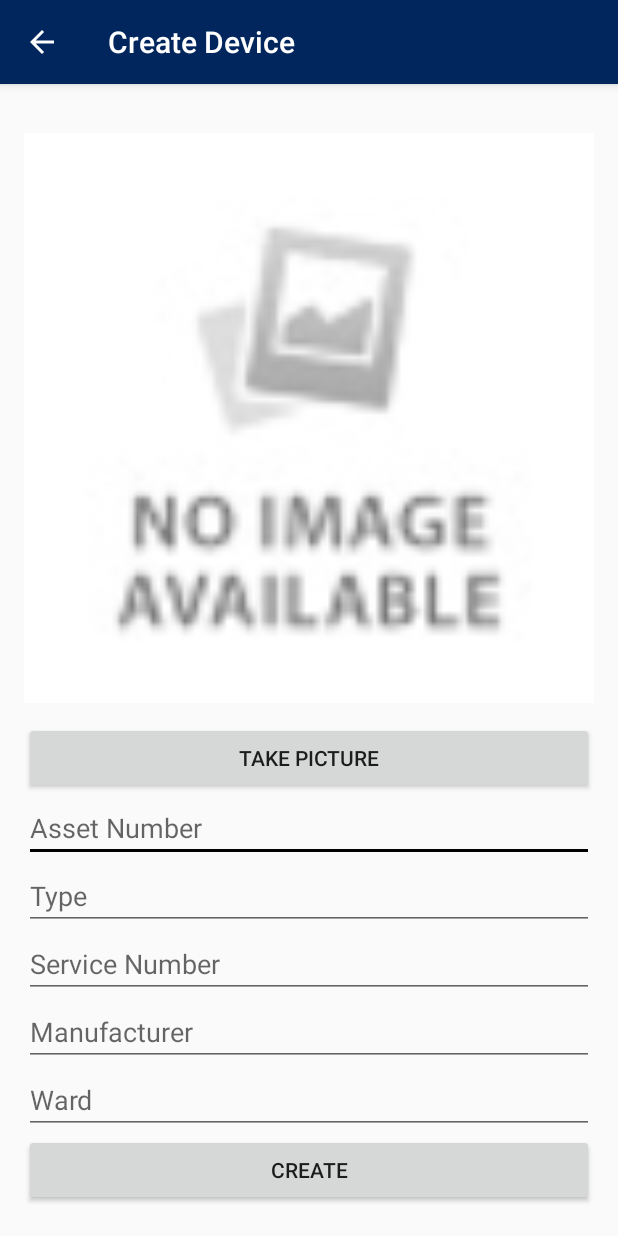
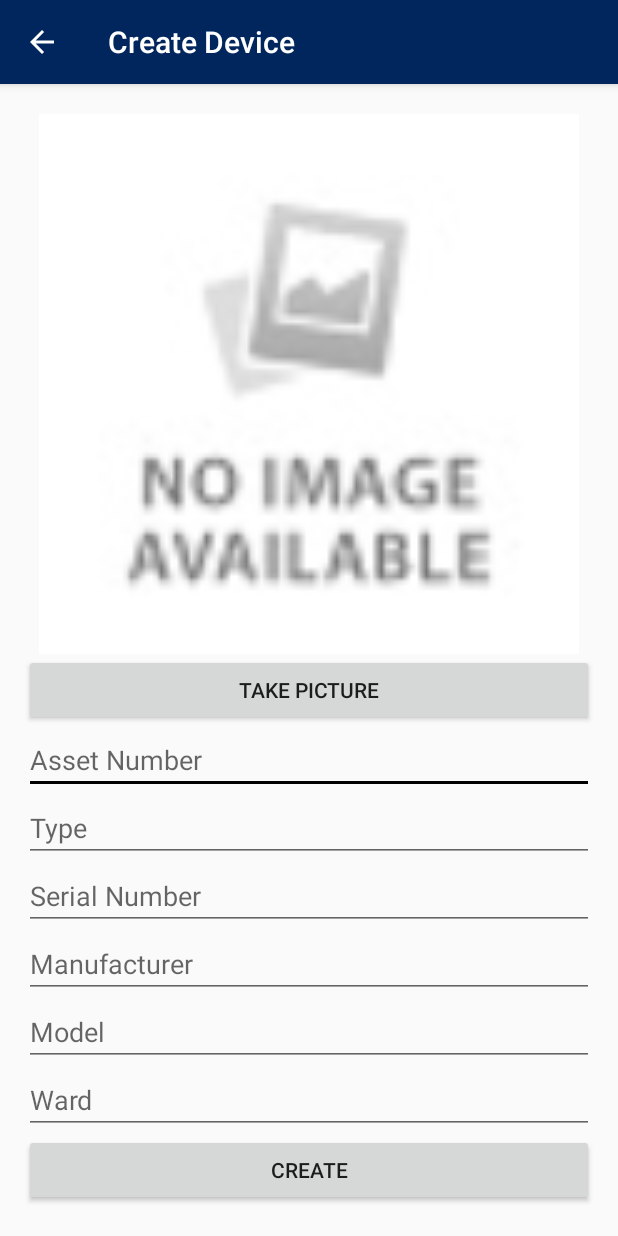
Before and after one commit to TechnologyWithoutBorders/Swift-App, an Android app: the NewDeviceActivity screen opened directly, with no data from a screen before it, after a tap on "CREATE", on a phone screen of 412 x 824 dp. Run offline under Robolectric (Android 15) with nearby library versions, the phone set to English and light mode, and no system bars; our stand-ins replace Volley; network calls fail.

Commit message:
implemented device creation

```diff
--- a/app/src/main/AndroidManifest.xml
+++ b/app/src/main/AndroidManifest.xml
@@ -41,7 +41,7 @@
         <activity android:name=".NewReportActivity" />
         <activity
             android:name=".AboutActivity"
-            android:label="About HSTest"
+            android:label="About Swift"
             android:parentActivityName=".MainActivity" />
         <activity android:name=".LoginActivity">
         <intent-filter>
--- a/app/src/main/java/ngo/teog/hstest/NewDeviceActivity.java
+++ b/app/src/main/java/ngo/teog/hstest/NewDeviceActivity.java
@@ -29,8 +29,9 @@ public class NewDeviceActivity extends AppCompatActivity {
 
     private EditText assetNumberField;
     private EditText typeField;
-    private EditText serviceNumberField;
+    private EditText serialNumberField;
     private EditText manufacturerField;
+    private EditText modelField;
     private EditText wardField;
 
     public final static char CR  = (char) 0x0D;
@@ -46,8 +47,9 @@ public class NewDeviceActivity extends AppCompatActivity {
 
         assetNumberField = findViewById(R.id.assetNumberText);
         typeField = findViewById(R.id.typeText);
-        serviceNumberField = findViewById(R.id.serviceNumberText);
+        serialNumberField = findViewById(R.id.serialNumberText);
         manufacturerField = findViewById(R.id.manufacturerText);
+        modelField = findViewById(R.id.modelText);
         wardField = findViewById(R.id.wardText);
 
         if(savedInstanceState != null) {
@@ -81,7 +83,7 @@ public class NewDeviceActivity extends AppCompatActivity {
         progressBar.setVisibility(View.VISIBLE);
 
         HospitalDevice device = new HospitalDevice(-1, assetNumberField.getText().toString(),
-                typeField.getText().toString(), serviceNumberField.getText().toString(), manufacturerField.getText().toString(), null);
+                typeField.getText().toString(), serialNumberField.getText().toString(), manufacturerField.getText().toString(), modelField.getText().toString(), null);
 
         RequestQueue queue = VolleyManager.getInstance(this).getRequestQueue();
 
--- a/app/src/main/java/ngo/teog/hstest/comm/RequestFactory.java
+++ b/app/src/main/java/ngo/teog/hstest/comm/RequestFactory.java
@@ -133,7 +133,18 @@ public class RequestFactory {
     }
 
     public DeviceCreationRequest createDeviceCreationRequest(Context context, View disable, View enable, final HospitalDevice device, final Bitmap bitmap, int hospital, String ward) {
-        return new DeviceCreationRequest(context, disable, enable) {
+
+        String url = DeviceCreationRequest.BASE_URL;
+
+        url = appendGETParameter(url, DeviceFilter.ASSET_NUMBER, device.getAssetNumber());
+        url = appendGETParameter(url, DeviceFilter.TYPE, device.getType());
+        url = appendGETParameter(url, DeviceFilter.SERVICE_NUMBER, device.getServiceNumber());
+        url = appendGETParameter(url, DeviceFilter.MANUFACTURER, device.getManufacturer());
+        url = appendGETParameter(url, DeviceFilter.MODEL, device.getModel());
+        url = appendGETParameter(url, "hospital_id", Integer.toString(hospital));
+        url = appendGETParameter(url, "ward", ward);
+
+        return new DeviceCreationRequest(context, url, disable, enable) {
             @Override
             protected Map<String, String> getParams() {
 
@@ -155,17 +166,17 @@ public class RequestFactory {
         };
     }
 
-    public class DeviceCreationRequest extends StringRequest {
+    public class DeviceCreationRequest extends JsonObjectRequest {
 
-        private static final String URL = "https://teog.virlep.de/devices.php?action=create";
+        private static final String BASE_URL = "https://teog.virlep.de/devices.php?action=create";
 
-        public DeviceCreationRequest(final Context context, final View disable, final View enable) {
-            super(Request.Method.POST, URL, new Response.Listener<String>() {
+        public DeviceCreationRequest(final Context context, final String url, final View disable, final View enable) {
+            super(Request.Method.POST, url, null, new Response.Listener<JSONObject>() {
                 @Override
-                public void onResponse(String response) {
+                public void onResponse(JSONObject response) {
                     disable.setVisibility(View.INVISIBLE);
                     enable.setVisibility(View.VISIBLE);
-                    Toast.makeText(context.getApplicationContext(), response, Toast.LENGTH_SHORT).show();
+                    //Toast.makeText(context.getApplicationContext(), response, Toast.LENGTH_SHORT).show();
                 }
             }, new Response.ErrorListener() {
                 @Override
--- a/app/src/main/java/ngo/teog/hstest/helpers/DeviceFilter.java
+++ b/app/src/main/java/ngo/teog/hstest/helpers/DeviceFilter.java
@@ -13,6 +13,7 @@ public class DeviceFilter {
     public static final String TYPE = "type";
     public static final String SERVICE_NUMBER = "service_no";
     public static final String MANUFACTURER = "manufacturer";
+    public static final String MODEL = "model";
     public static final String IMAGE_PATH = "image_path";
 
     private String type;
--- a/app/src/main/java/ngo/teog/hstest/helpers/HospitalDevice.java
+++ b/app/src/main/java/ngo/teog/hstest/helpers/HospitalDevice.java
@@ -15,14 +15,16 @@ public class HospitalDevice implements Serializable {
     private String type;
     private String serviceNumber;
     private String manufacturer;
+    private String model;
     private String imagePath;
 
-    public HospitalDevice(int id, String assetNumber, String type, String serviceNumber, String manufacturer, String imagePath) {
+    public HospitalDevice(int id, String assetNumber, String type, String serviceNumber, String manufacturer, String model, String imagePath) {
         this.id = id;
         this.assetNumber = assetNumber;
         this.type = type;
         this.serviceNumber = serviceNumber;
         this.manufacturer = manufacturer;
+        this.model = model;
         this.imagePath = imagePath;
     }
 
@@ -46,6 +48,10 @@ public class HospitalDevice implements Serializable {
         return manufacturer;
     }
 
+    public String getModel() {
+        return model;
+    }
+
     public String getImagePath() {
         return imagePath;
     }
--- a/app/src/main/res/layout/activity_new_device.xml
+++ b/app/src/main/res/layout/activity_new_device.xml
@@ -38,10 +38,10 @@
         android:inputType="text" />
 
     <EditText
-        android:id="@+id/serviceNumberText"
+        android:id="@+id/serialNumberText"
         android:layout_width="match_parent"
         android:layout_height="wrap_content"
-        android:hint="Service Number"
+        android:hint="Serial Number"
         android:inputType="text" />
 
     <EditText
@@ -49,6 +49,13 @@
         android:layout_width="match_parent"
         android:layout_height="wrap_content"
         android:hint="Manufacturer"
+        android:inputType="text" />
+
+    <EditText
+        android:id="@+id/modelText"
+        android:layout_width="match_parent"
+        android:layout_height="wrap_content"
+        android:hint="Model"
         android:inputType="text" />
 
     <EditText
--- a/app/src/main/res/values/strings.xml
+++ b/app/src/main/res/values/strings.xml
@@ -1,5 +1,5 @@
 <resources>
-    <string name="app_name">Swift App</string>
+    <string name="app_name">Swift</string>
 
     <string name="title_activity_user_profile">User Profile</string>
 
```
